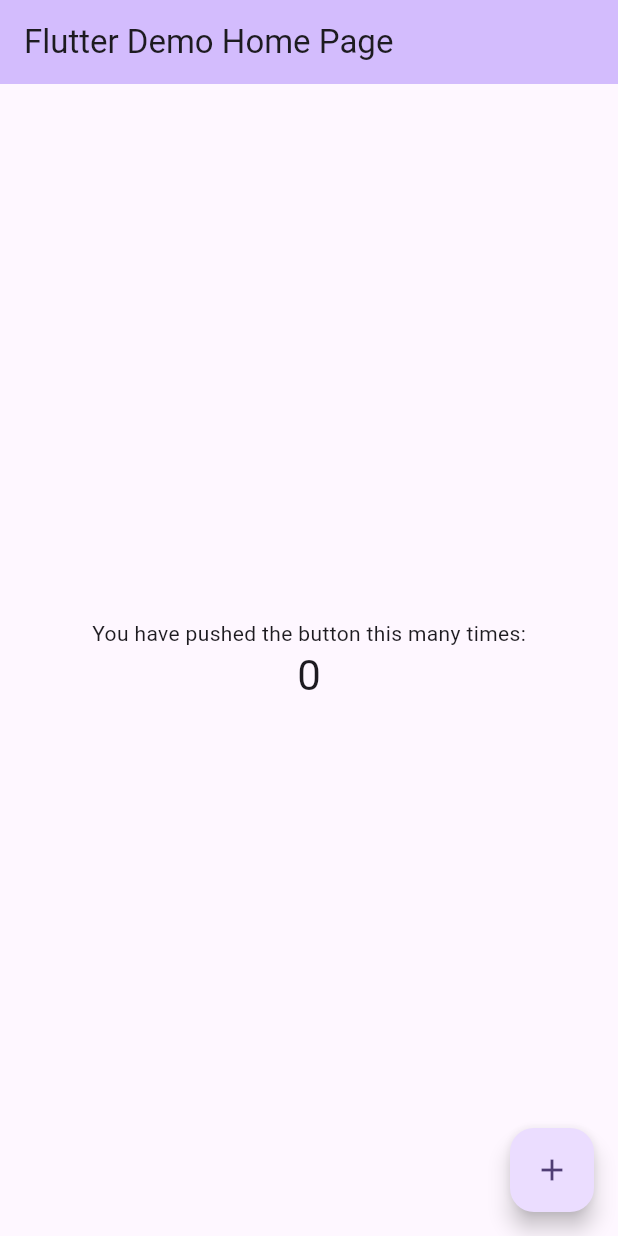
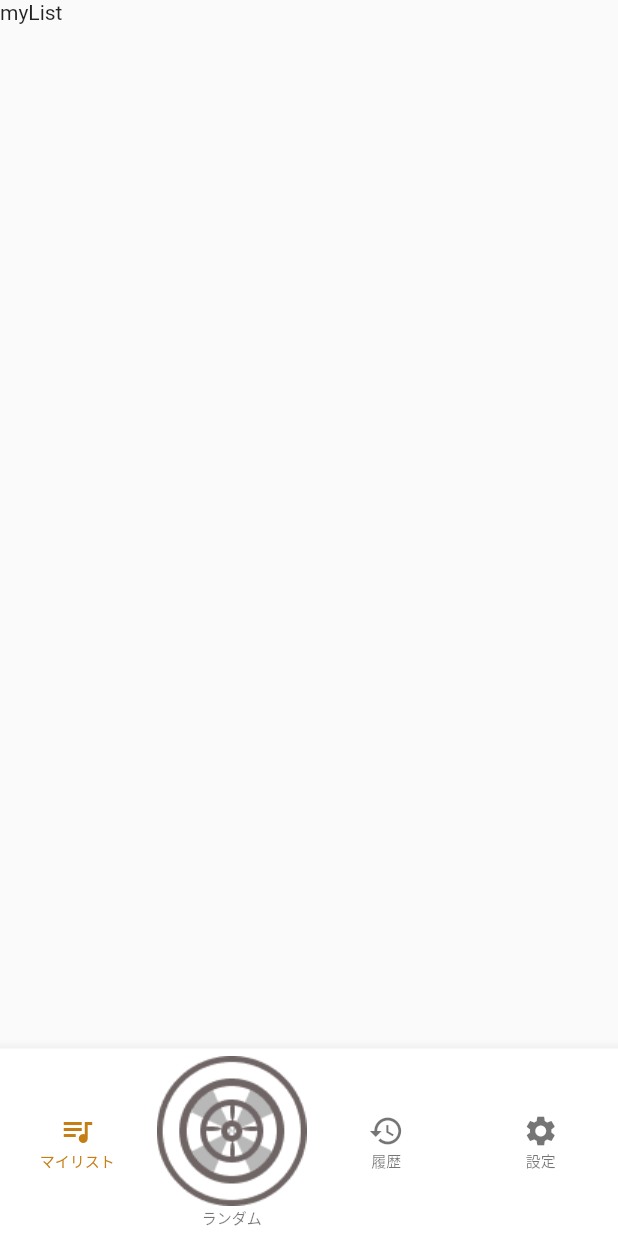
Before and after one commit to yukik8/karaoke-list, a Flutter app: the screen it shows after launch, on a phone screen of 412 x 824 dp. Run offline on Flutter 3.47's test engine with Material 2 defaults, Android fonts, the phone set to English and light mode, and no system bars.

Commit message:
ボトムナビゲーションバーの実装

```diff
--- a/lib/main.dart
+++ b/lib/main.dart
@@ -1,125 +1,19 @@
 import 'package:flutter/material.dart';
+import 'package:untitled/root.dart';
 
-void main() {
+Future main() async {
   runApp(const MyApp());
 }
 
 class MyApp extends StatelessWidget {
   const MyApp({super.key});
-
-  // This widget is the root of your application.
   @override
   Widget build(BuildContext context) {
     return MaterialApp(
       title: 'Flutter Demo',
       theme: ThemeData(
-        // This is the theme of your application.
-        //
-        // TRY THIS: Try running your application with "flutter run". You'll see
-        // the application has a blue toolbar. Then, without quitting the app,
-        // try changing the seedColor in the colorScheme below to Colors.green
-        // and then invoke "hot reload" (save your changes or press the "hot
-        // reload" button in a Flutter-supported IDE, or press "r" if you used
-        // the command line to start the app).
-        //
-        // Notice that the counter didn't reset back to zero; the application
-        // state is not lost during the reload. To reset the state, use hot
-        // restart instead.
-        //
-        // This works for code too, not just values: Most code changes can be
-        // tested with just a hot reload.
-        colorScheme: ColorScheme.fromSeed(seedColor: Colors.deepPurple),
-        useMaterial3: true,
-      ),
-      home: const MyHomePage(title: 'Flutter Demo Home Page'),
+        primarySwatch: Colors.orange,
+      ),home: const Root(),
     );
   }
 }
-
-class MyHomePage extends StatefulWidget {
-  const MyHomePage({super.key, required this.title});
-
-  // This widget is the home page of your application. It is stateful, meaning
-  // that it has a State object (defined below) that contains fields that affect
-  // how it looks.
-
-  // This class is the configuration for the state. It holds the values (in this
-  // case the title) provided by the parent (in this case the App widget) and
-  // used by the build method of the State. Fields in a Widget subclass are
-  // always marked "final".
-
-  final String title;
-
-  @override
-  State<MyHomePage> createState() => _MyHomePageState();
-}
-
-class _MyHomePageState extends State<MyHomePage> {
-  int _counter = 0;
-
-  void _incrementCounter() {
-    setState(() {
-      // This call to setState tells the Flutter framework that something has
-      // changed in this State, which causes it to rerun the build method below
-      // so that the display can reflect the updated values. If we changed
-      // _counter without calling setState(), then the build method would not be
-      // called again, and so nothing would appear to happen.
-      _counter++;
-    });
-  }
-
-  @override
-  Widget build(BuildContext context) {
-    // This method is rerun every time setState is called, for instance as done
-    // by the _incrementCounter method above.
-    //
-    // The Flutter framework has been optimized to make rerunning build methods
-    // fast, so that you can just rebuild anything that needs updating rather
-    // than having to individually change instances of widgets.
-    return Scaffold(
-      appBar: AppBar(
-        // TRY THIS: Try changing the color here to a specific color (to
-        // Colors.amber, perhaps?) and trigger a hot reload to see the AppBar
-        // change color while the other colors stay the same.
-        backgroundColor: Theme.of(context).colorScheme.inversePrimary,
-        // Here we take the value from the MyHomePage object that was created by
-        // the App.build method, and use it to set our appbar title.
-        title: Text(widget.title),
-      ),
-      body: Center(
-        // Center is a layout widget. It takes a single child and positions it
-        // in the middle of the parent.
-        child: Column(
-          // Column is also a layout widget. It takes a list of children and
-          // arranges them vertically. By default, it sizes itself to fit its
-          // children horizontally, and tries to be as tall as its parent.
-          //
-          // Column has various properties to control how it sizes itself and
-          // how it positions its children. Here we use mainAxisAlignment to
-          // center the children vertically; the main axis here is the vertical
-          // axis because Columns are vertical (the cross axis would be
-          // horizontal).
-          //
-          // TRY THIS: Invoke "debug painting" (choose the "Toggle Debug Paint"
-          // action in the IDE, or press "p" in the console), to see the
-          // wireframe for each widget.
-          mainAxisAlignment: MainAxisAlignment.center,
-          children: <Widget>[
-            const Text(
-              'You have pushed the button this many times:',
-            ),
-            Text(
-              '$_counter',
-              style: Theme.of(context).textTheme.headlineMedium,
-            ),
-          ],
-        ),
-      ),
-      floatingActionButton: FloatingActionButton(
-        onPressed: _incrementCounter,
-        tooltip: 'Increment',
-        child: const Icon(Icons.add),
-      ), // This trailing comma makes auto-formatting nicer for build methods.
-    );
-  }
-}
--- /dev/null
+++ b/lib/root.dart
@@ -0,0 +1,62 @@
+import 'package:flutter/material.dart';
+
+class Root extends StatefulWidget {
+  const Root({super.key});
+
+  @override
+  State<Root> createState() => _RootState();
+}
+
+class _RootState extends State<Root> {
+  static const _screens = [
+    Text("myList"),
+    Text("random"),
+    Text("history"),
+    Text("setting"),
+  ];
+  int? _selectedIndex;
+
+  void _onItemTapped(int index) {
+    setState(() {
+      _selectedIndex = index;
+    });
+    print("aaaa");
+  }
+
+  @override
+  Widget build(BuildContext context) {
+    return WillPopScope(
+      onWillPop: () async => false,
+      child: Scaffold(
+        body: _screens[_selectedIndex ?? 0],
+        bottomNavigationBar: BottomNavigationBar(
+          backgroundColor: Colors.white,
+          currentIndex: _selectedIndex ?? 0,
+          onTap: _onItemTapped,
+          items: <BottomNavigationBarItem>[
+            const BottomNavigationBarItem(
+              icon: Icon(Icons.queue_music),
+              label: 'マイリスト',
+            ),
+            BottomNavigationBarItem(
+              icon: Image.asset('lib/assets/images/roulette.png'),
+              label: 'ランダム',
+            ),
+            const BottomNavigationBarItem(
+              icon: Icon(Icons.history),
+              label: '履歴',
+            ),
+            const BottomNavigationBarItem(
+              icon: Icon(Icons.settings),
+              label: '設定',
+            ),
+          ],
+          type: BottomNavigationBarType.fixed,
+          selectedItemColor: const Color(0xffC57E14),
+          unselectedFontSize: 10,
+          selectedFontSize: 10,
+        ),
+      ),
+    );
+  }
+}
--- a/pubspec.yaml
+++ b/pubspec.yaml
@@ -59,9 +59,8 @@ flutter:
   uses-material-design: true
 
   # To add assets to your application, add an assets section, like this:
-  # assets:
-  #   - images/a_dot_burr.jpeg
-  #   - images/a_dot_ham.jpeg
+  assets:
+    - lib/assets/images/roulette.png
 
   # An image asset can refer to one or more resolution-specific "variants", see
   # https://flutter.dev/assets-and-images/#resolution-aware
```
Also changed, not shown: lib/assets/images/roulette.png (added).
